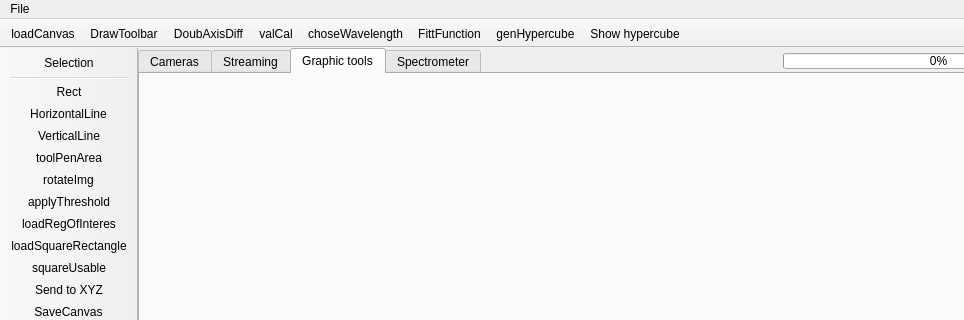
Before: the Qt Designer form mainwindow.ui in JairoSalazarV/QtHypCam, drawn with Qt 5; both pictures show x 0 to 964 and y 0 to 320 of the 964 by 698 pixel window.
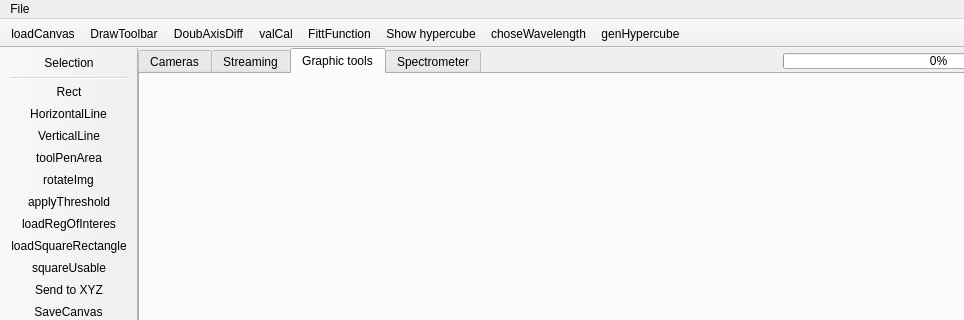
After: the same form once the commit is applied. Icons and pictures are not drawn.

The edit to the form file:
```diff
--- a/mainwindow.ui
+++ b/mainwindow.ui
@@ -949,10 +949,10 @@
    <addaction name="actionDrawToolbar"/>
    <addaction name="actionDoubAxisDiff"/>
    <addaction name="actionValCal"/>
-   <addaction name="actionChoseWavelength"/>
    <addaction name="actionFittFunction"/>
-   <addaction name="actionGenHypercube"/>
    <addaction name="actionShow_hypercube"/>
+   <addaction name="actionChoseWavelength"/>
+   <addaction name="actionGenHypercube"/>
   </widget>
   <action name="actionExit">
    <property name="text">
```
